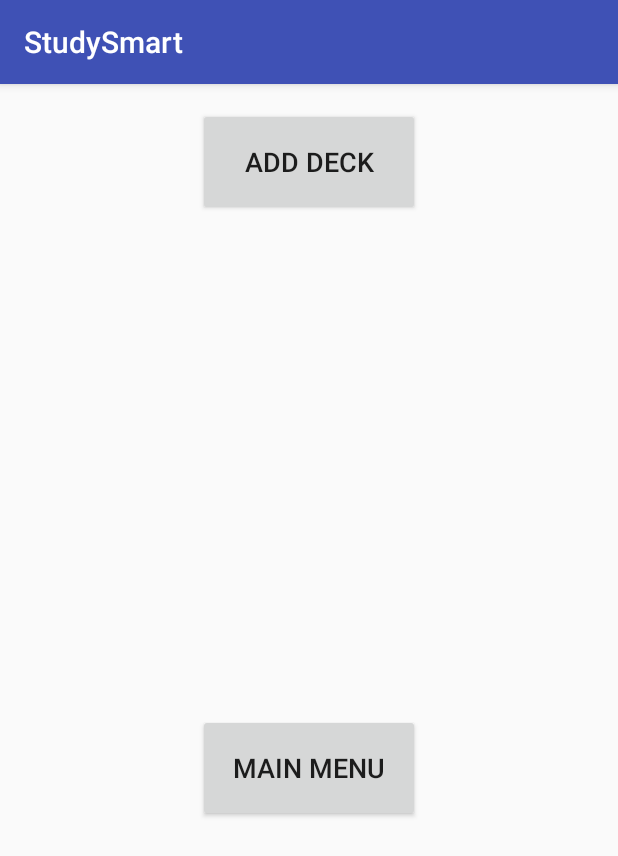
After one commit to AlphaEye/StudySmart, an Android app: the ViewCollectionActivity screen opened directly, with no data from a screen before it, on a phone screen of 412 x 824 dp. The commit adds this screen. Shown: the top 856 px of the screen. Run offline under Robolectric (Android 15) with nearby library versions, the phone set to English and light mode, and no system bars.

Commit message:
creating collections

```diff
--- a/app/src/main/AndroidManifest.xml
+++ b/app/src/main/AndroidManifest.xml
@@ -16,7 +16,8 @@
                 <category android:name="android.intent.category.LAUNCHER" />
             </intent-filter>
         </activity>
-        <activity android:name=".CreateDeckActivity"></activity>
+        <activity android:name=".CreateDeckActivity" />
+        <activity android:name=".ViewCollectionActivity"></activity>
     </application>
 
 </manifest>
--- a/app/src/main/java/com/example/studysmart/MainActivity.java
+++ b/app/src/main/java/com/example/studysmart/MainActivity.java
@@ -19,4 +19,10 @@ public class MainActivity extends AppCompatActivity {
         Intent intent = new Intent(this, CreateDeckActivity.class);
         startActivity(intent);
     }
+
+    public void collection(View view)
+    {
+        Intent intent = new Intent(this, ViewCollectionActivity.class);
+        startActivity(intent);
+    }
 }
--- /dev/null
+++ b/app/src/main/java/com/example/studysmart/ViewCollectionActivity.java
@@ -0,0 +1,13 @@
+package com.example.studysmart;
+
+import android.support.v7.app.AppCompatActivity;
+import android.os.Bundle;
+
+public class ViewCollectionActivity extends AppCompatActivity {
+
+    @Override
+    protected void onCreate(Bundle savedInstanceState) {
+        super.onCreate(savedInstanceState);
+        setContentView(R.layout.activity_view_collection);
+    }
+}
--- /dev/null
+++ b/app/src/main/res/layout/activity_view_collection.xml
@@ -0,0 +1,30 @@
+<?xml version="1.0" encoding="utf-8"?>
+<android.support.constraint.ConstraintLayout xmlns:android="http://schemas.android.com/apk/res/android"
+    xmlns:app="http://schemas.android.com/apk/res-auto"
+    xmlns:tools="http://schemas.android.com/tools"
+    android:layout_width="match_parent"
+    android:layout_height="match_parent"
+    tools:context=".ViewCollectionActivity">
+
+    <Button
+        android:id="@+id/mainMenuButton"
+        android:layout_width="148dp"
+        android:layout_height="72dp"
+        android:layout_marginTop="420dp"
+        android:text="@string/main_menu"
+        android:textSize="18sp"
+        app:layout_constraintEnd_toEndOf="parent"
+        app:layout_constraintStart_toStartOf="parent"
+        app:layout_constraintTop_toTopOf="parent" />
+
+    <Button
+        android:id="@+id/addDeckButton"
+        android:layout_width="148dp"
+        android:layout_height="72dp"
+        android:layout_marginTop="16dp"
+        android:text="@string/add_deck"
+        android:textSize="18sp"
+        app:layout_constraintEnd_toEndOf="parent"
+        app:layout_constraintStart_toStartOf="parent"
+        app:layout_constraintTop_toTopOf="parent" />
+</android.support.constraint.ConstraintLayout>
--- a/app/src/main/res/values/strings.xml
+++ b/app/src/main/res/values/strings.xml
@@ -15,4 +15,6 @@
     <string name="easy_button">easy</string>
     <string name="correct_button">correct</string>
     <string name="hard_button">hard</string>
+    <string name="add_deck">Add Deck</string>
+    <string name="main_menu">Main Menu</string>
 </resources>
--- a/build.gradle
+++ b/build.gradle
@@ -7,7 +7,7 @@ buildscript {
         jcenter()
     }
     dependencies {
-        classpath 'com.android.tools.build:gradle:3.1.1'
+        classpath 'com.android.tools.build:gradle:3.1.2'
 
 
         // NOTE: Do not place your application dependencies here; they belong
```
